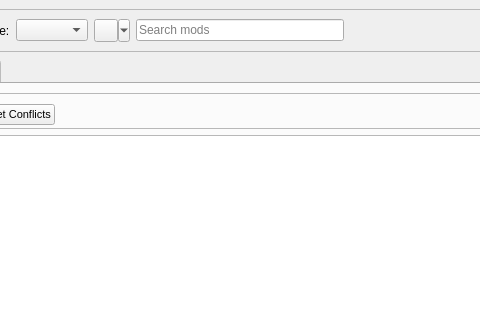
Before: the Qt Designer form src/ui/mainwindow.ui in limo-app/limo, drawn with Qt 5; both pictures show x 257 to 737 and y 0 to 320 of the 1167 by 679 pixel window.
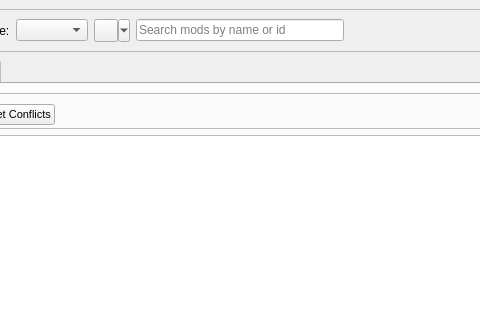
After: the same form once the commit is applied. Icons and pictures are not drawn. Custom widgets are drawn as their Qt base class.

Commit message: add search for mod id

What changed in the file:
```diff
--- a/src/ui/mainwindow.ui
+++ b/src/ui/mainwindow.ui
@@ -94,7 +94,7 @@
           <item row="0" column="6">
            <widget class="QLineEdit" name="search_field">
             <property name="placeholderText">
-             <string>Search mods</string>
+             <string>Search mods by name or id</string>
             </property>
             <property name="clearButtonEnabled">
              <bool>true</bool>
```
The commit also changes 5 other files.
